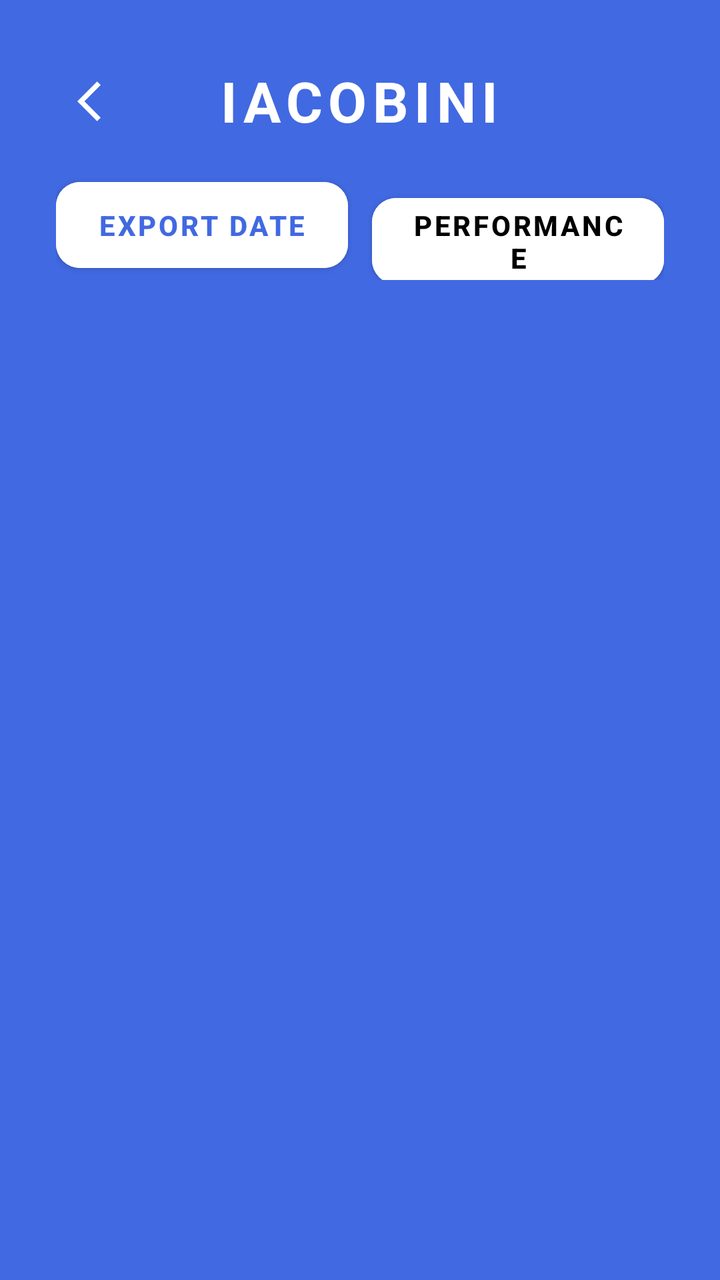
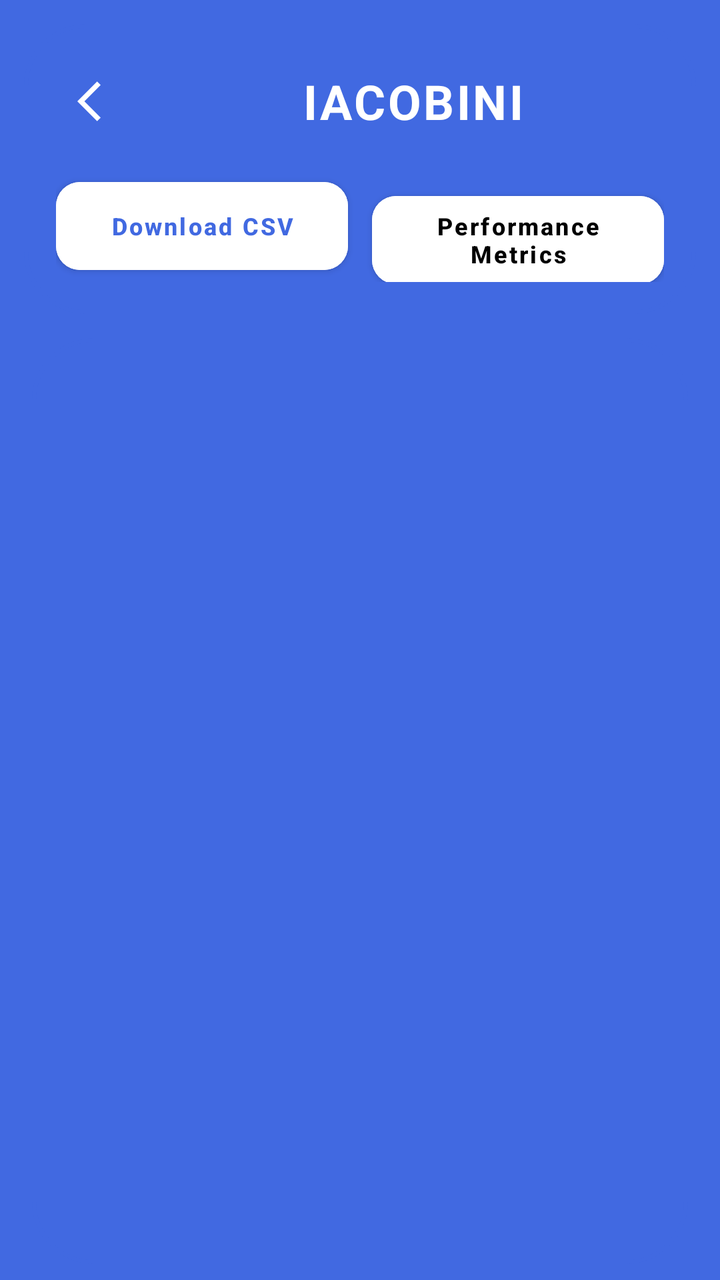

Screens rendered from an Android XML layout before and after an edit, with the pre-edit source and the edit as a unified diff.
<!-- AndroidManifest.xml: application theme Theme.SmartWaterAIForecasting -->
<!-- res/layout/activity_location_list.xml -->
<?xml version="1.0" encoding="utf-8"?>
<RelativeLayout xmlns:android="http://schemas.android.com/apk/res/android"
    xmlns:app="http://schemas.android.com/apk/res-auto"
    android:layout_width="match_parent"
    android:layout_height="match_parent"
    android:background="@color/RoyalBlue">

    <LinearLayout
        android:id="@+id/headerLayout"
        android:layout_width="match_parent"
        android:layout_height="wrap_content"
        android:orientation="vertical"
        android:padding="16dp"
        android:background="@drawable/border"
        android:layout_margin="12dp">

        <RelativeLayout
            android:layout_width="match_parent"
            android:layout_height="wrap_content"
            android:layout_marginBottom="12dp">

            <ImageButton
                android:id="@+id/buttonBack"
                android:layout_width="45dp"
                android:layout_height="45dp"
                android:layout_alignParentStart="true"
                android:layout_centerVertical="true"
                android:background="?android:attr/selectableItemBackground"
                android:src="@drawable/back_button_image"
                app:tint="@color/white" />

            <TextView
                android:id="@+id/textViewZoneName"
                android:layout_width="wrap_content"
                android:layout_height="wrap_content"
                android:layout_centerInParent="true"
                android:text="IACOBINI"
                android:textColor="@color/white"
                android:textSize="28sp"
                android:textStyle="bold"
                android:letterSpacing="0.1" />
        </RelativeLayout>

        <LinearLayout
            android:layout_width="match_parent"
            android:layout_height="wrap_content"
            android:orientation="horizontal"
            android:weightSum="2">

            <Button
                android:id="@+id/buttonDownloadData"
                android:layout_width="0dp"
                android:layout_height="55dp"
                android:layout_weight="1"
                android:layout_marginEnd="6dp"
                android:text="Export Date"
                android:backgroundTint="@color/white"
                android:textColor="@color/RoyalBlue"
                android:textStyle="bold"
                app:cornerRadius="12dp" />

            <Button
                android:id="@+id/buttonPerformance"
                android:layout_width="0dp"
                android:layout_height="55dp"
                android:layout_weight="1"
                android:layout_marginStart="6dp"
                android:text="Performance"
                android:backgroundTint="@color/white"
                android:textColor="@color/black"
                android:textStyle="bold"
                app:cornerRadius="12dp" />
        </LinearLayout>
    </LinearLayout>

    <ListView
        android:id="@+id/listViewHouses"
        android:layout_width="match_parent"
        android:layout_height="match_parent"
        android:layout_below="@id/headerLayout"
        android:layout_above="@+id/trackingCard"
        android:layout_marginHorizontal="16dp"
        android:layout_marginBottom="8dp"
        android:background="@drawable/border"
        android:divider="@android:color/darker_gray"
        android:dividerHeight="0.5dp"
        android:padding="8dp" />

    <androidx.cardview.widget.CardView
        android:id="@+id/trackingCard"
        android:layout_width="match_parent"
        android:layout_height="wrap_content"
        android:layout_alignParentBottom="true"
        android:layout_margin="12dp"
        app:cardCornerRadius="18dp"
        app:cardElevation="12dp"
        android:visibility="gone">

        <LinearLayout
            android:layout_width="match_parent"
            android:layout_height="wrap_content"
            android:background="#F0F7FF"
            android:orientation="horizontal"
            android:padding="16dp"
            android:gravity="center_vertical">

            <TextView
                android:id="@+id/trackingInfoText"
                android:layout_width="0dp"
                android:layout_height="wrap_content"
                android:layout_weight="1"
                android:text="⏱ Înregistrare: Casa 1..."
                android:textColor="@color/RoyalBlue"
                android:textSize="15sp"
                android:textStyle="bold" />

            <Button
                android:id="@+id/stopTrackingButton"
                android:layout_width="wrap_content"
                android:layout_height="wrap_content"
                android:backgroundTint="#D32F2F"
                android:text="FINISH"
                android:textColor="@color/white"
                android:textStyle="bold"
                app:cornerRadius="10dp" />
        </LinearLayout>
    </androidx.cardview.widget.CardView>

</RelativeLayout>
<!-- resources referenced by this layout -->
<resources>
  <color name="RoyalBlue">#4169E1</color>
  <color name="black">#FF000000</color>
  <color name="white">#FFFFFFFF</color>
  <!-- drawable back_button_image (drawable) -->
  <vector android:autoMirrored="true" android:height="24dp"
      android:tint="#1A74D2" android:viewportHeight="24"
      android:viewportWidth="24" android:width="24dp" xmlns:android="http://schemas.android.com/apk/res/android">
      <path android:fillColor="@android:color/white" android:pathData="M11.67,3.87L9.9,2.1 0,12l9.9,9.9 1.77,-1.77L3.54,12z"/>
  </vector>
  <!-- drawable border (drawable) -->
  <?xml version="1.0" encoding="utf-8"?>
  <shape xmlns:android="http://schemas.android.com/apk/res/android"
      android:shape="rectangle">
  
      <stroke
          android:width="2dp"
          android:color="@color/RoyalBlue"/>
      <corners
          android:radius="30dp"/>
  </shape>
  <style name="Theme.SmartWaterAIForecasting" parent="Theme.MaterialComponents.DayNight.NoActionBar">
          <item name="colorPrimary">@color/RoyalBlue</item>
          ...
      </style>
</resources>

<!-- the commit's change to res/layout/activity_location_list.xml (unified diff, before → after) -->
@@ -31,14 +31,19 @@
 
             <TextView
                 android:id="@+id/textViewZoneName"
-                android:layout_width="wrap_content"
+                android:layout_width="match_parent"
                 android:layout_height="wrap_content"
-                android:layout_centerInParent="true"
+                android:layout_toEndOf="@id/buttonBack"
+                android:layout_centerVertical="true"
+                android:layout_marginStart="8dp"
                 android:text="IACOBINI"
                 android:textColor="@color/white"
-                android:textSize="28sp"
+                android:textSize="24sp"
                 android:textStyle="bold"
-                android:letterSpacing="0.1" />
+                android:gravity="center"
+                android:maxLines="1"
+                android:ellipsize="end"
+                android:letterSpacing="0.05" />
         </RelativeLayout>
 
         <LinearLayout
@@ -50,10 +55,18 @@
             <Button
                 android:id="@+id/buttonDownloadData"
                 android:layout_width="0dp"
-                android:layout_height="55dp"
+                android:layout_height="wrap_content"
+                android:minHeight="56dp"
                 android:layout_weight="1"
                 android:layout_marginEnd="6dp"
-                android:text="Export Date"
+                android:paddingStart="6dp"
+                android:paddingEnd="6dp"
+                android:text="Download CSV"
+                android:textAllCaps="false"
+                android:maxLines="2"
+                android:singleLine="false"
+                android:ellipsize="end"
+                android:textSize="12sp"
                 android:backgroundTint="@color/white"
                 android:textColor="@color/RoyalBlue"
                 android:textStyle="bold"
@@ -62,10 +75,18 @@
             <Button
                 android:id="@+id/buttonPerformance"
                 android:layout_width="0dp"
-                android:layout_height="55dp"
+                android:layout_height="wrap_content"
+                android:minHeight="56dp"
                 android:layout_weight="1"
                 android:layout_marginStart="6dp"
-                android:text="Performance"
+                android:paddingStart="6dp"
+                android:paddingEnd="6dp"
+                android:text="Performance Metrics"
+                android:textAllCaps="false"
+                android:maxLines="2"
+                android:singleLine="false"
+                android:ellipsize="end"
+                android:textSize="12sp"
                 android:backgroundTint="@color/white"
                 android:textColor="@color/black"
                 android:textStyle="bold"
@@ -118,9 +139,15 @@
                 android:id="@+id/stopTrackingButton"
                 android:layout_width="wrap_content"
                 android:layout_height="wrap_content"
+                android:minWidth="88dp"
+                android:minHeight="44dp"
+                android:paddingStart="10dp"
+                android:paddingEnd="10dp"
                 android:backgroundTint="#D32F2F"
-                android:text="FINISH"
+                android:text="Finish"
+                android:textAllCaps="false"
                 android:textColor="@color/white"
+                android:textSize="12sp"
                 android:textStyle="bold"
                 app:cornerRadius="10dp" />
         </LinearLayout>
